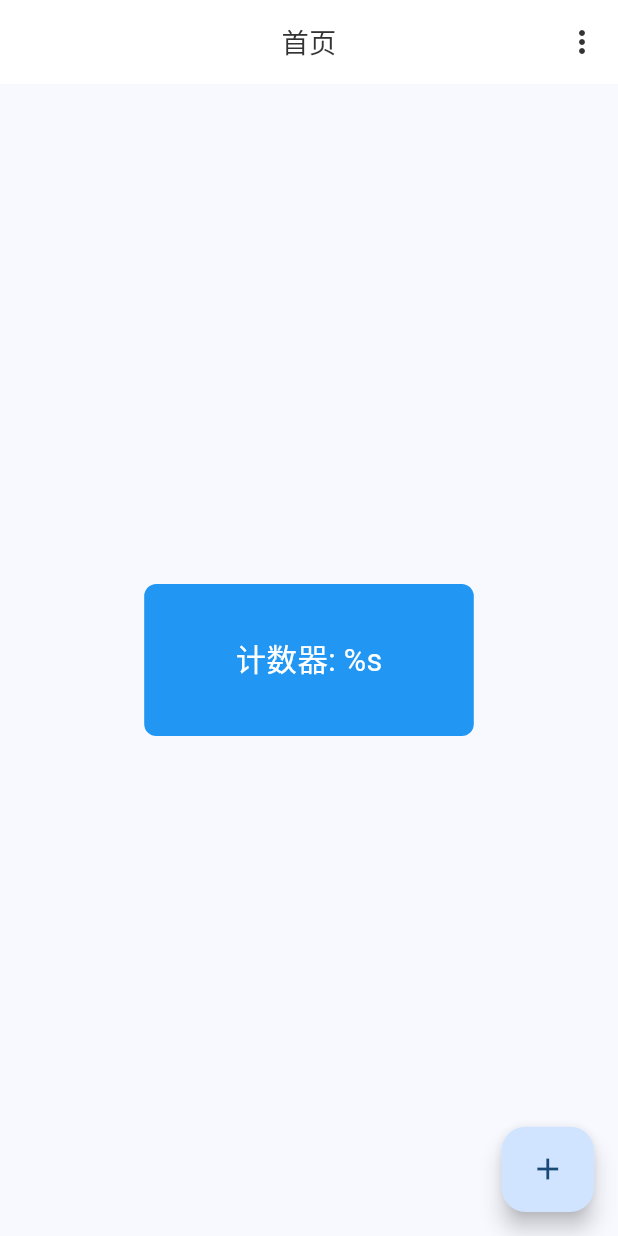
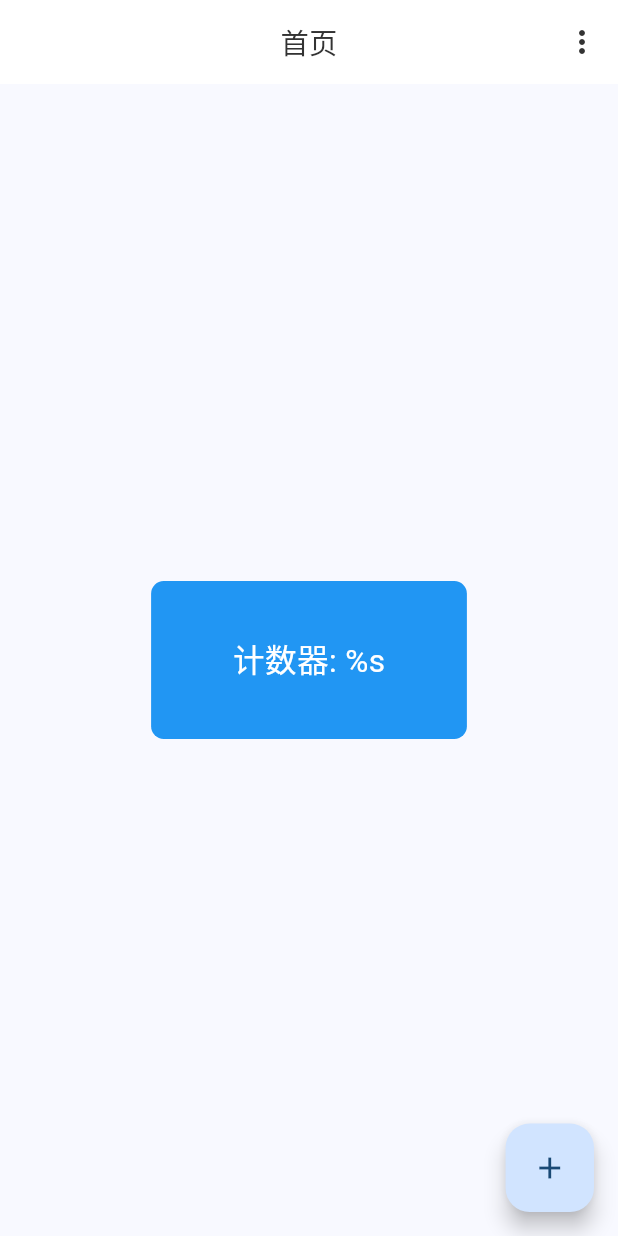
Before and after one commit to bibinocode/flutter-zhiqu, a Flutter app: the screen it shows after launch, on a phone screen of 412 x 824 dp. Run offline on Flutter 3.47's test engine with Material 3 defaults, Android fonts, the phone set to English and light mode, and no system bars; our stand-ins replace flutter_screenutil, get, get_storage.

Commit message:
feat: 优化屏幕适配设计尺寸计算逻辑
- 添加动态设计尺寸计算方法，基于设备实际尺寸
- 引入0.95缩放因子以优化显示效果
- 使用设备逻辑短边和长边计算实际可用尺寸

```diff
--- a/lib/main.dart
+++ b/lib/main.dart
@@ -14,13 +14,26 @@ void main() async {
   runApp(const MyApp());
 }
 
+Size get designSize {
+  // 获取设备的物理尺寸和像素比
+  final firstView = WidgetsBinding.instance.platformDispatcher.views.first;
+  // 计算设备的逻辑短边（实际可用宽度）
+  final logicalShortestSide = firstView.physicalSize.shortestSide / firstView.devicePixelRatio;
+
+  // 计算设备的逻辑长边（实际可用高度）
+  final logicalLongestSide = firstView.physicalSize.longestSide / firstView.devicePixelRatio;
+  // 使用0.95的缩放因子来稍微缩小参考尺寸
+  const scaleFactor = 0.95;
+  return Size(logicalShortestSide * scaleFactor, logicalLongestSide * scaleFactor);
+}
+
 class MyApp extends StatelessWidget {
   const MyApp({super.key});
 
   @override
   Widget build(BuildContext context) {
     return ScreenUtilInit(
-      designSize: const Size(375, 812),
+      designSize: designSize,
       minTextAdapt: true,
       splitScreenMode: true,
       builder: (context, child) {
```
